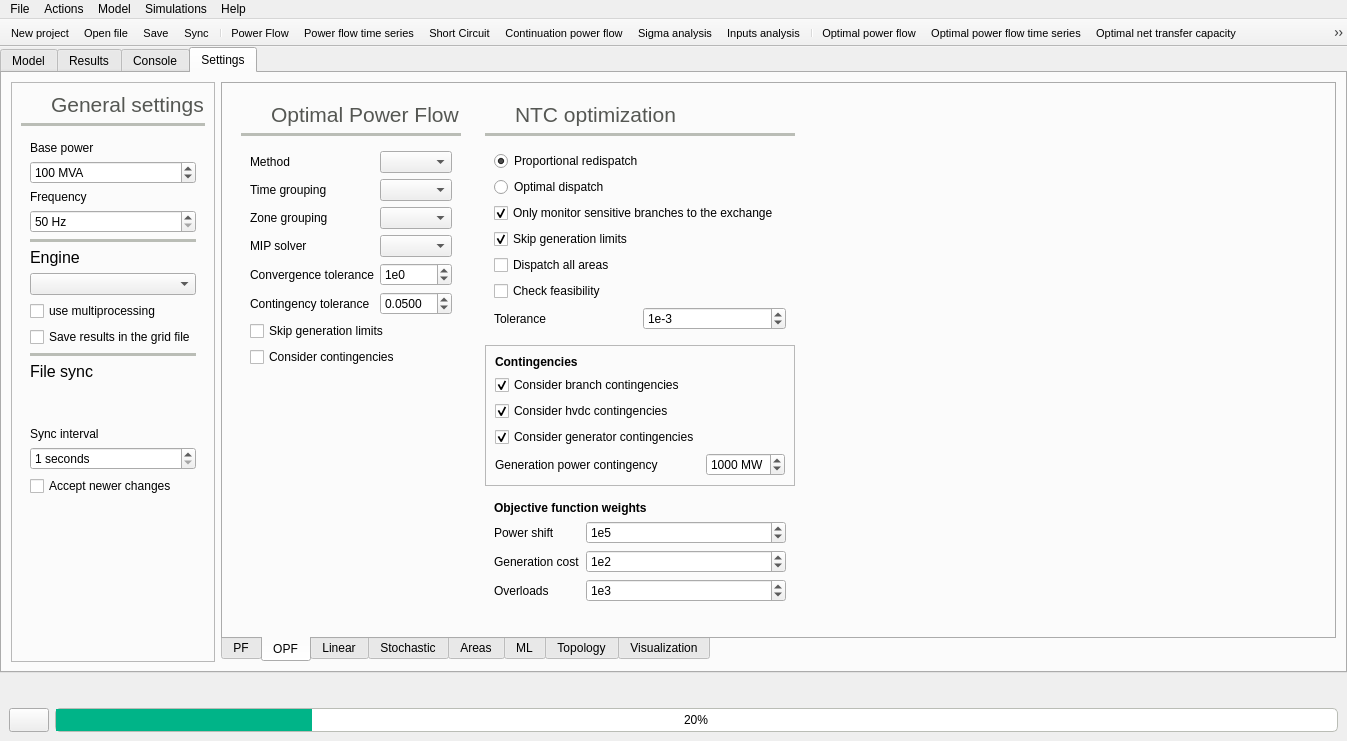
Above: src/GridCal/Gui/Main/MainWindow.ui from SanPen/GridCal before the change. Below: the same form after it.
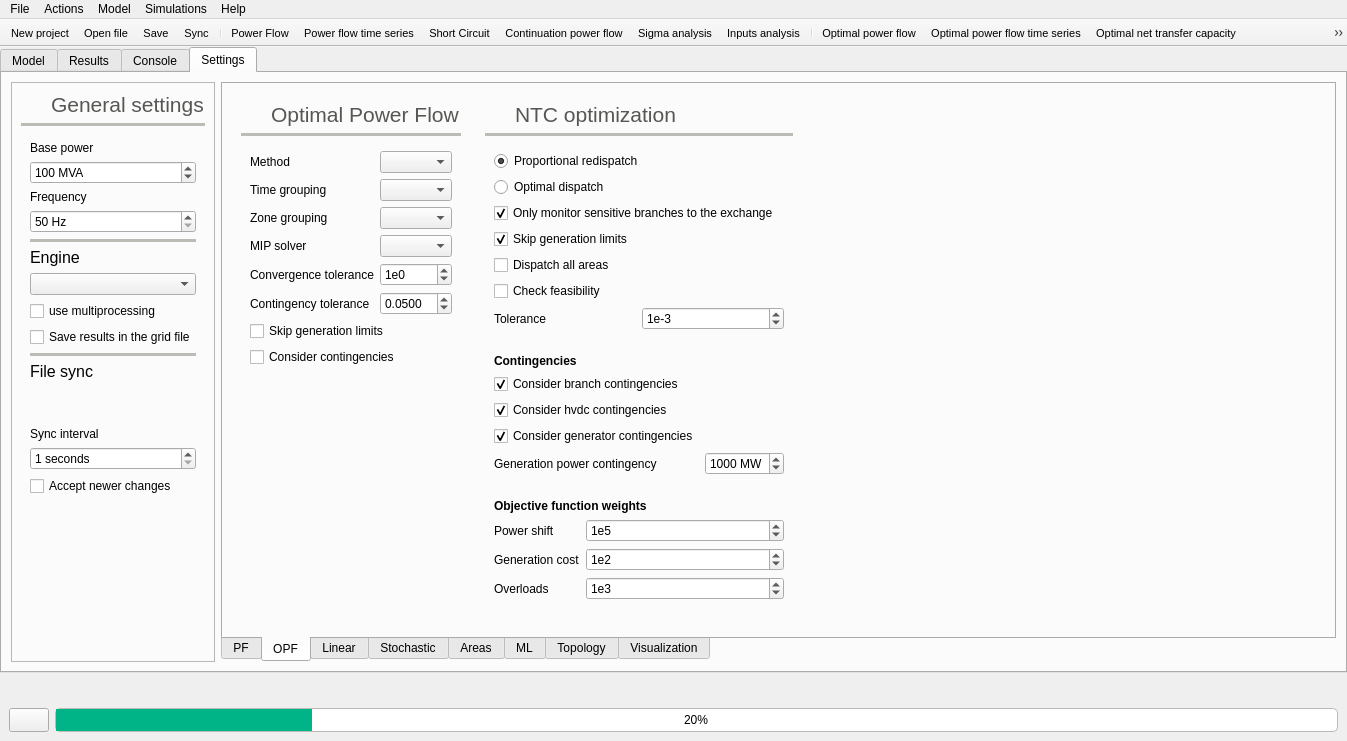
That is the form after the change. The open tabs and pages were chosen to show the change. Icons and pictures are not drawn.

Commit message: Removed contingency frame line

The edit to the form file:
```diff
--- a/src/GridCal/Gui/Main/MainWindow.ui
+++ b/src/GridCal/Gui/Main/MainWindow.ui
@@ -3357,11 +3357,14 @@
                <item row="4" column="0" rowspan="2" colspan="3">
                 <widget class="QFrame" name="frame_4">
                  <property name="frameShape">
-                  <enum>QFrame::StyledPanel</enum>
+                  <enum>QFrame::NoFrame</enum>
                  </property>
                  <property name="frameShadow">
                   <enum>QFrame::Raised</enum>
                  </property>
+                 <property name="lineWidth">
+                  <number>1</number>
+                 </property>
                  <layout class="QGridLayout" name="gridLayout_5">
                   <item row="0" column="0">
                    <widget class="QLabel" name="label_105">
```
The commit also changes 2 other files.
